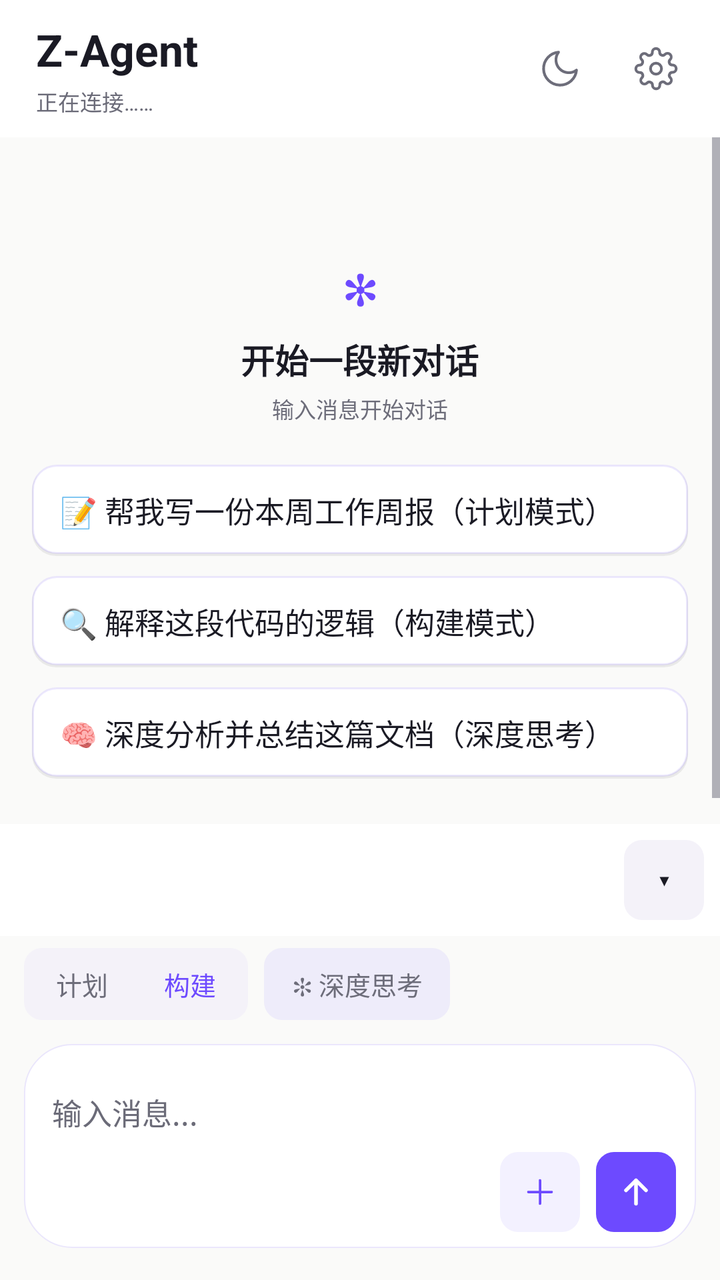
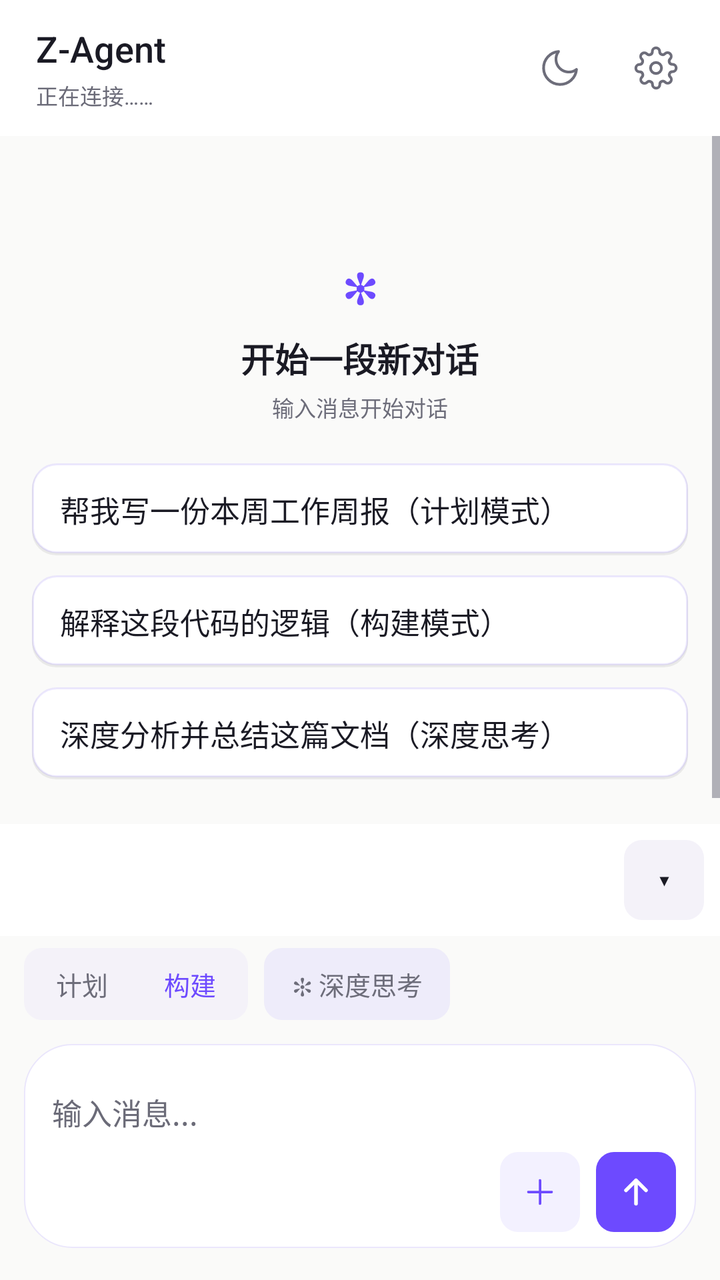

An Android layout rendered at two revisions. The XML below is the earlier revision; the diff shows what the commit changed to produce the second picture.
<!-- AndroidManifest.xml: application theme AppTheme -->
<!-- res/layout/activity_main.xml -->
<?xml version="1.0" encoding="utf-8"?>
<LinearLayout xmlns:android="http://schemas.android.com/apk/res/android"
android:id="@+id/rootView" android:clipChildren="false" android:clipToPadding="false"
android:layout_width="match_parent"
android:layout_height="match_parent"
android:background="@color/bg_canvas"
android:orientation="vertical">


<LinearLayout
android:id="@+id/topBar"
android:layout_width="match_parent"
android:layout_height="wrap_content"
android:background="@color/bg_elevated"
android:gravity="center_vertical"
android:orientation="horizontal"
android:paddingStart="18dp"
android:paddingTop="10dp"
android:paddingEnd="8dp"
android:paddingBottom="10dp">

<LinearLayout
android:layout_width="0dp"
android:layout_height="wrap_content"
android:layout_weight="1"
android:orientation="vertical">
<TextView
android:layout_width="wrap_content"
android:layout_height="wrap_content"
android:text="Z-Agent"
android:textColor="@color/text_primary"
android:textSize="@dimen/fs_display"
android:textStyle="bold" />
<TextView
android:id="@+id/statusText"
android:layout_width="match_parent"
android:layout_height="wrap_content"
android:layout_marginTop="3dp"
android:ellipsize="end"
android:maxLines="1"
android:text="正在连接……"
android:textColor="@color/text_tertiary"
android:textSize="@dimen/fs_caption" />
</LinearLayout>


<FrameLayout
android:id="@+id/themeButton"
android:contentDescription="切换深浅主题"
android:layout_width="48dp"
android:layout_height="48dp"
android:background="?attr/selectableItemBackgroundBorderless"
android:clickable="true"
android:focusable="true">
<ImageView
android:id="@+id/themeIcon"
android:layout_width="22dp"
android:layout_height="22dp"
android:layout_gravity="center"
android:src="@drawable/ic_moon" />
</FrameLayout>


<FrameLayout
android:id="@+id/settingsButton"
android:contentDescription="打开设置"
android:layout_width="48dp"
android:layout_height="48dp"
android:background="?attr/selectableItemBackgroundBorderless"
android:clickable="true"
android:focusable="true">
<ImageView
android:layout_width="22dp"
android:layout_height="22dp"
android:layout_gravity="center"
android:src="@drawable/ic_gear" />
</FrameLayout>
</LinearLayout>


<FrameLayout android:clipChildren="false" android:clipToPadding="false"
android:layout_width="match_parent"
android:layout_height="0dp"
android:layout_weight="1">

<ScrollView
android:id="@+id/outputScroll"
android:layout_width="match_parent"
android:layout_height="match_parent"
android:background="@color/bg_canvas"
android:fillViewport="true"
android:overScrollMode="always"
android:scrollbars="vertical">
<LinearLayout
android:id="@+id/chatContainer"
android:layout_width="match_parent"
android:layout_height="wrap_content"
android:orientation="vertical"
android:paddingStart="8dp"
android:paddingTop="12dp"
android:paddingEnd="8dp"
android:paddingBottom="12dp">

<LinearLayout
android:id="@+id/emptyState"
android:layout_width="match_parent"
android:layout_height="wrap_content"
android:gravity="center_horizontal"
android:orientation="vertical"
android:paddingTop="48dp"
android:paddingBottom="24dp">
<TextView
android:layout_width="wrap_content"
android:layout_height="wrap_content"
android:text="✻"
android:textColor="@color/accent"
android:textSize="@dimen/fs_display"
android:textStyle="bold" />
<TextView
android:layout_width="wrap_content"
android:layout_height="wrap_content"
android:layout_marginTop="8dp"
android:text="开始一段新对话"
android:textColor="@color/text_primary"
android:textSize="@dimen/fs_title"
android:textStyle="bold" />
<TextView
android:layout_width="wrap_content"
android:layout_height="wrap_content"
android:layout_marginTop="4dp"
android:text="输入消息开始对话"
android:textColor="@color/text_secondary"
android:textSize="@dimen/fs_caption" />

<LinearLayout android:layout_width="match_parent" android:layout_height="wrap_content" android:layout_marginTop="20dp" android:orientation="vertical" android:paddingStart="8dp" android:paddingEnd="8dp">

<TextView android:id="@+id/promptCard1" android:layout_width="match_parent" android:layout_height="wrap_content" android:background="@drawable/bg_prompt_card" android:clickable="true" android:focusable="true" android:paddingStart="14dp" android:paddingTop="12dp" android:paddingEnd="14dp" android:paddingBottom="12dp" android:text="📝 帮我写一份本周工作周报（计划模式）" android:textColor="@color/text_primary" android:textSize="@dimen/fs_body" />

<TextView android:id="@+id/promptCard2" android:layout_width="match_parent" android:layout_height="wrap_content" android:layout_marginTop="10dp" android:background="@drawable/bg_prompt_card" android:clickable="true" android:focusable="true" android:paddingStart="14dp" android:paddingTop="12dp" android:paddingEnd="14dp" android:paddingBottom="12dp" android:text="🔍 解释这段代码的逻辑（构建模式）" android:textColor="@color/text_primary" android:textSize="@dimen/fs_body" />

<TextView android:id="@+id/promptCard3" android:layout_width="match_parent" android:layout_height="wrap_content" android:layout_marginTop="10dp" android:background="@drawable/bg_prompt_card" android:clickable="true" android:focusable="true" android:paddingStart="14dp" android:paddingTop="12dp" android:paddingEnd="14dp" android:paddingBottom="12dp" android:text="🧠 深度分析并总结这篇文档（深度思考）" android:textColor="@color/text_primary" android:textSize="@dimen/fs_body" />
</LinearLayout>
</LinearLayout>
 </LinearLayout>
</ScrollView>


<FrameLayout
android:id="@+id/scrollBottomBtn"
android:layout_width="40dp"
android:layout_height="40dp"
android:layout_gravity="bottom|end"
android:layout_marginEnd="16dp"
 android:layout_marginBottom="76dp"
android:background="@drawable/bg_circle_btn"
android:clickable="true"
android:focusable="true"
android:foreground="@drawable/ripple_circle"
android:visibility="gone">
<TextView
android:layout_width="wrap_content"
android:layout_height="wrap_content"
android:layout_gravity="center"
android:text="↓"
android:textColor="@color/accent"
android:textSize="20sp"
android:textStyle="bold" />
</FrameLayout>

<FrameLayout android:id="@+id/quickToggleCollapsed" android:layout_width="28dp" android:layout_height="48dp" android:layout_gravity="bottom|end" android:layout_marginEnd="0dp" android:layout_marginBottom="8dp" android:background="@drawable/bg_edge_pill" android:clickable="true" android:focusable="true" android:foreground="@drawable/ripple_pill" android:visibility="gone" android:elevation="4dp">
<TextView android:layout_width="wrap_content" android:layout_height="wrap_content" android:layout_gravity="center" android:text="‹" android:textColor="@color/accent" android:textSize="22sp" android:textStyle="bold" />
</FrameLayout>
</FrameLayout>


<LinearLayout android:id="@+id/quickBarContainer" android:layout_width="match_parent" android:layout_height="wrap_content" android:background="@color/bg_elevated" android:orientation="vertical">

 <LinearLayout android:id="@+id/quickRowWrap" android:layout_width="match_parent" android:layout_height="wrap_content" android:gravity="center_vertical" android:minHeight="56dp" android:orientation="horizontal" android:paddingStart="8dp" android:paddingTop="6dp" android:paddingEnd="8dp" android:paddingBottom="6dp"> <HorizontalScrollView android:id="@+id/quickScroll" android:layout_width="0dp" android:layout_height="wrap_content" android:layout_weight="1" android:overScrollMode="never" android:scrollbars="none"> <LinearLayout android:id="@+id/quickRow" android:layout_width="wrap_content" android:layout_height="wrap_content" android:gravity="center_vertical" android:orientation="horizontal" android:paddingStart="8dp" android:paddingEnd="8dp" /> </HorizontalScrollView> <TextView android:id="@+id/quickCollapse" android:layout_width="40dp" android:layout_height="40dp" android:layout_marginStart="4dp" android:background="@drawable/bg_quick" android:clickable="true" android:focusable="true" android:foreground="@drawable/ripple_pill" android:gravity="center" android:text="▾" android:textColor="@color/text_primary" android:textSize="16sp" /> </LinearLayout>  <LinearLayout android:id="@+id/quickEditBar" android:layout_width="match_parent" android:layout_height="36dp" android:background="@color/bg_subtle" android:gravity="center_vertical" android:orientation="horizontal" android:paddingStart="16dp" android:paddingEnd="12dp" android:visibility="gone"> <TextView android:layout_width="0dp" android:layout_height="wrap_content" android:layout_weight="1" android:text="拖动排序 · 点×移除 · 点＋添加" android:textColor="@color/text_secondary" android:textSize="11sp" /> <TextView android:id="@+id/quickEditDone" android:layout_width="wrap_content" android:layout_height="wrap_content" android:paddingStart="12dp" android:paddingEnd="4dp" android:text="完成" android:textColor="@color/accent" android:textSize="13sp" android:textStyle="bold" /> </LinearLayout> </LinearLayout>


<LinearLayout android:id="@+id/inputBar" android:layout_width="match_parent" android:layout_height="wrap_content" android:background="@color/bg_canvas" android:clipChildren="false" android:clipToPadding="false" android:orientation="vertical" android:paddingStart="12dp" android:paddingTop="6dp" android:paddingEnd="12dp" android:paddingBottom="14dp">



<LinearLayout android:layout_width="match_parent" android:layout_height="wrap_content" android:gravity="center_vertical" android:orientation="horizontal" android:paddingBottom="8dp">

<FrameLayout android:id="@+id/segContainer" android:layout_width="wrap_content" android:layout_height="36dp" android:background="@drawable/bg_seg_container" android:padding="2dp">
<View android:id="@+id/segThumb" android:layout_width="0dp" android:layout_height="match_parent" android:background="@drawable/bg_seg_thumb" />
<LinearLayout android:layout_width="wrap_content" android:layout_height="match_parent" android:orientation="horizontal">
<TextView android:id="@+id/segPlan" android:layout_width="wrap_content" android:layout_height="match_parent" android:gravity="center" android:paddingStart="14dp" android:paddingEnd="14dp" android:text="计划" android:textColor="@color/text_secondary" android:textSize="@dimen/fs_label" />
<TextView android:id="@+id/segBuild" android:layout_width="wrap_content" android:layout_height="match_parent" android:gravity="center" android:paddingStart="14dp" android:paddingEnd="14dp" android:text="构建" android:textColor="@color/accent" android:textSize="@dimen/fs_label" />
</LinearLayout>
</FrameLayout>

<TextView android:id="@+id/chipThink2" android:layout_width="wrap_content" android:layout_height="36dp" android:layout_marginStart="8dp" android:background="@drawable/bg_mini_pill" android:clickable="true" android:focusable="true" android:foreground="@drawable/ripple_pill" android:gravity="center" android:paddingStart="14dp" android:paddingEnd="14dp" android:text="✻ 深度思考" android:textColor="@color/text_secondary" android:textSize="@dimen/fs_label" android:maxLines="1" android:singleLine="true" />

<TextView android:id="@+id/chipSearch" android:layout_width="wrap_content" android:layout_height="36dp" android:visibility="gone" />

<View android:layout_width="0dp" android:layout_height="1dp" android:layout_weight="1" />
</LinearLayout>



<LinearLayout android:id="@+id/inputCard" android:layout_width="match_parent" android:layout_height="wrap_content" android:layout_marginTop="4dp" android:layout_marginBottom="2dp" android:background="@drawable/bg_input_card" android:elevation="6dp" android:orientation="vertical" android:paddingStart="14dp" android:paddingTop="10dp" android:paddingEnd="10dp" android:paddingBottom="8dp">

<HorizontalScrollView android:id="@+id/attachScroll" android:layout_width="match_parent" android:layout_height="wrap_content" android:scrollbars="none" android:visibility="gone">
<LinearLayout android:id="@+id/attachRow" android:layout_width="wrap_content" android:layout_height="wrap_content" android:orientation="horizontal" android:paddingBottom="6dp" />
</HorizontalScrollView>

<EditText android:id="@+id/inputEdit" android:layout_width="match_parent" android:layout_height="wrap_content" android:minHeight="44dp" android:background="@null" android:hint="输入消息..." android:imeOptions="actionSend" android:inputType="textCapSentences" android:maxLines="5" android:paddingTop="8dp" android:paddingBottom="4dp" android:textColor="@color/text_primary" android:textColorHint="@color/text_tertiary" android:textSize="@dimen/fs_body" />

<LinearLayout android:layout_width="match_parent" android:layout_height="wrap_content" android:gravity="center_vertical|end" android:orientation="horizontal">

<FrameLayout android:id="@+id/btnPlus" android:contentDescription="添加附件" android:layout_width="40dp" android:layout_height="40dp" android:background="@drawable/bg_circle_btn" android:clickable="true" android:focusable="true" android:foreground="@drawable/ripple_circle">
<ImageView android:layout_width="20dp" android:layout_height="20dp" android:layout_gravity="center" android:src="@drawable/ic_plus" />
</FrameLayout>

<FrameLayout android:id="@+id/sendButton" android:contentDescription="发送消息" android:layout_width="40dp" android:layout_height="40dp" android:layout_marginStart="8dp" android:background="@drawable/bg_circle_send" android:clickable="true" android:focusable="true" android:foreground="@drawable/ripple_circle">
<ImageView android:layout_width="20dp" android:layout_height="20dp" android:layout_gravity="center" android:src="@drawable/ic_arrow_up" />
</FrameLayout>
</LinearLayout>
</LinearLayout>

</LinearLayout> </LinearLayout>
<!-- resources referenced by this layout -->
<resources>
  <color name="accent">#6D4AFF</color>
  <color name="bg_canvas">#FAFAF9</color>
  <color name="bg_elevated">#FFFFFF</color>
  <color name="bg_subtle">#F4F2F9</color>
  <color name="text_primary">#1A1A24</color>
  <color name="text_secondary">#6D6D7A</color>
  <color name="text_tertiary">#6B6B78</color>
  <dimen name="fs_body">15sp</dimen>
  <dimen name="fs_caption">11sp</dimen>
  <dimen name="fs_display">22sp</dimen>
  <dimen name="fs_label">13sp</dimen>
  <dimen name="fs_title">17sp</dimen>
  <!-- drawable bg_circle_btn (drawable) -->
  <?xml version="1.0" encoding="utf-8"?>
  <shape xmlns:android="http://schemas.android.com/apk/res/android" android:shape="rectangle">
   <solid android:color="@color/accent_subtle" />
   <corners android:radius="8.95dp" />
  </shape>
  <!-- drawable bg_circle_send (drawable) -->
  <?xml version="1.0" encoding="utf-8"?>
  <shape xmlns:android="http://schemas.android.com/apk/res/android" android:shape="rectangle">
   <solid android:color="@color/accent" />
   <corners android:radius="8.95dp" />
  </shape>
  <!-- drawable bg_input_card (drawable) -->
  <?xml version="1.0" encoding="utf-8"?>
  <shape xmlns:android="http://schemas.android.com/apk/res/android" android:shape="rectangle">
   <solid android:color="@color/bg_elevated" />
   <corners android:radius="24dp" />
   <stroke android:width="0.5dp" android:color="@color/accent_line" />
  </shape>
  <!-- drawable bg_mini_pill (drawable) -->
  <?xml version="1.0" encoding="utf-8"?>
  <shape xmlns:android="http://schemas.android.com/apk/res/android" android:shape="rectangle">
  <solid android:color="@color/accent_subtle" />
  <corners android:radius="@dimen/radius_sm" />
  </shape>
  <!-- drawable bg_quick (drawable) -->
  <?xml version="1.0" encoding="utf-8"?>
  <shape xmlns:android="http://schemas.android.com/apk/res/android" android:shape="rectangle">
  <solid android:color="@color/bg_subtle" />
  <corners android:radius="@dimen/radius_sm" />
  </shape>
  <!-- drawable bg_seg_container (drawable) -->
  <?xml version="1.0" encoding="utf-8"?>
  <shape xmlns:android="http://schemas.android.com/apk/res/android" android:shape="rectangle">
  <solid android:color="@color/bg_subtle" />
  <corners android:radius="@dimen/radius_sm" />
  </shape>
  <!-- drawable ripple_circle (drawable) -->
  <?xml version="1.0" encoding="utf-8"?>
  <ripple xmlns:android="http://schemas.android.com/apk/res/android" android:color="@color/accent_line">
   <item android:id="@android:id/mask">
   <shape android:shape="rectangle">
   <corners android:radius="8.95dp" />
   <solid android:color="#FFFFFF" />
   </shape>
   </item>
  </ripple>
  <!-- drawable ripple_pill (drawable) -->
  <?xml version="1.0" encoding="utf-8"?>
  <ripple xmlns:android="http://schemas.android.com/apk/res/android" android:color="@color/accent_line">
  <item android:id="@android:id/mask">
  <shape android:shape="rectangle">
  <corners android:radius="@dimen/radius_sm" />
  <solid android:color="#FFFFFF" />
  </shape>
  </item>
  </ripple>
  <color name="accent_subtle">#146D4AFF</color>
  <color name="accent_line">#1F6D4AFF</color>
  <dimen name="radius_sm">8.95dp</dimen>
  <style name="AppBottomSheet" parent="Theme.Design.Light.BottomSheetDialog">
  <item name="bottomSheetStyle">@style/AppBottomSheet.Modal</item>
  <item name="android:windowIsFloating">false</item>
  <item name="android:statusBarColor">@android:color/transparent</item>
  </style>
  <style name="AppAlertDialog" parent="Theme.AppCompat.DayNight.Dialog.Alert">
  <item name="colorAccent">@color/accent</item>
  <item name="android:textColorPrimary">@color/text_primary</item>
  <item name="android:textColorSecondary">@color/text_secondary</item>
  <item name="android:colorBackground">@color/bg_elevated</item>
  <item name="android:windowBackground">@color/bg_elevated</item>
  </style>
  <style name="AppBottomSheet.Modal" parent="Widget.Design.BottomSheet.Modal">
  <item name="android:background">@android:color/transparent</item>
  </style>
  <!-- unchanged entries left out for length: 8 -->
</resources>

<!-- the commit's change to res/layout/activity_main.xml (unified diff, before → after) -->
@@ -29,8 +29,8 @@ android:layout_width="wrap_content"
 android:layout_height="wrap_content"
 android:text="Z-Agent"
 android:textColor="@color/text_primary"
-android:textSize="@dimen/fs_display"
-android:textStyle="bold" />
+android:fontFamily="sans-serif-medium"
+android:textSize="18sp" />
 <TextView
 android:id="@+id/statusText"
 android:layout_width="match_parent"
@@ -134,11 +134,11 @@ android:textSize="@dimen/fs_caption" />
 
 <LinearLayout android:layout_width="match_parent" android:layout_height="wrap_content" android:layout_marginTop="20dp" android:orientation="vertical" android:paddingStart="8dp" android:paddingEnd="8dp">
 
-<TextView android:id="@+id/promptCard1" android:layout_width="match_parent" android:layout_height="wrap_content" android:background="@drawable/bg_prompt_card" android:clickable="true" android:focusable="true" android:paddingStart="14dp" android:paddingTop="12dp" android:paddingEnd="14dp" android:paddingBottom="12dp" android:text="📝 帮我写一份本周工作周报（计划模式）" android:textColor="@color/text_primary" android:textSize="@dimen/fs_body" />
-
-<TextView android:id="@+id/promptCard2" android:layout_width="match_parent" android:layout_height="wrap_content" android:layout_marginTop="10dp" android:background="@drawable/bg_prompt_card" android:clickable="true" android:focusable="true" android:paddingStart="14dp" android:paddingTop="12dp" android:paddingEnd="14dp" android:paddingBottom="12dp" android:text="🔍 解释这段代码的逻辑（构建模式）" android:textColor="@color/text_primary" android:textSize="@dimen/fs_body" />
-
-<TextView android:id="@+id/promptCard3" android:layout_width="match_parent" android:layout_height="wrap_content" android:layout_marginTop="10dp" android:background="@drawable/bg_prompt_card" android:clickable="true" android:focusable="true" android:paddingStart="14dp" android:paddingTop="12dp" android:paddingEnd="14dp" android:paddingBottom="12dp" android:text="🧠 深度分析并总结这篇文档（深度思考）" android:textColor="@color/text_primary" android:textSize="@dimen/fs_body" />
+<TextView android:id="@+id/promptCard1" android:layout_width="match_parent" android:layout_height="wrap_content" android:background="@drawable/bg_prompt_card" android:clickable="true" android:focusable="true" android:paddingStart="14dp" android:paddingTop="12dp" android:paddingEnd="14dp" android:paddingBottom="12dp" android:text="帮我写一份本周工作周报（计划模式）" android:textColor="@color/text_primary" android:textSize="@dimen/fs_body" />
+
+<TextView android:id="@+id/promptCard2" android:layout_width="match_parent" android:layout_height="wrap_content" android:layout_marginTop="10dp" android:background="@drawable/bg_prompt_card" android:clickable="true" android:focusable="true" android:paddingStart="14dp" android:paddingTop="12dp" android:paddingEnd="14dp" android:paddingBottom="12dp" android:text="解释这段代码的逻辑（构建模式）" android:textColor="@color/text_primary" android:textSize="@dimen/fs_body" />
+
+<TextView android:id="@+id/promptCard3" android:layout_width="match_parent" android:layout_height="wrap_content" android:layout_marginTop="10dp" android:background="@drawable/bg_prompt_card" android:clickable="true" android:focusable="true" android:paddingStart="14dp" android:paddingTop="12dp" android:paddingEnd="14dp" android:paddingBottom="12dp" android:text="深度分析并总结这篇文档（深度思考）" android:textColor="@color/text_primary" android:textSize="@dimen/fs_body" />
 </LinearLayout>
 </LinearLayout>
  </LinearLayout>
